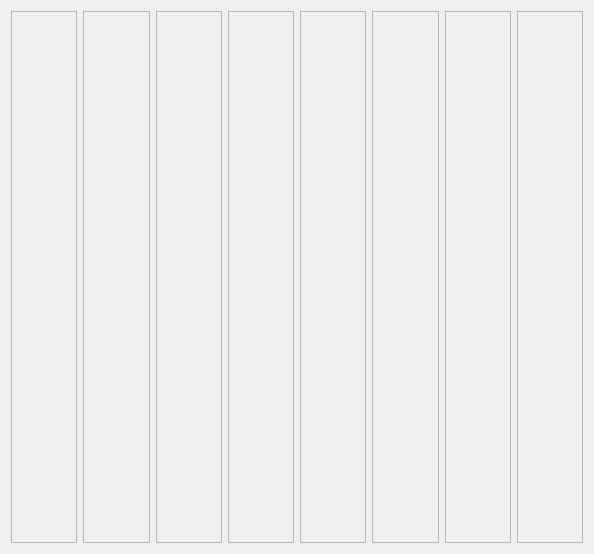
First picture: the form in freqlevels.ui, repository Megavolos/gerz, before the edit.
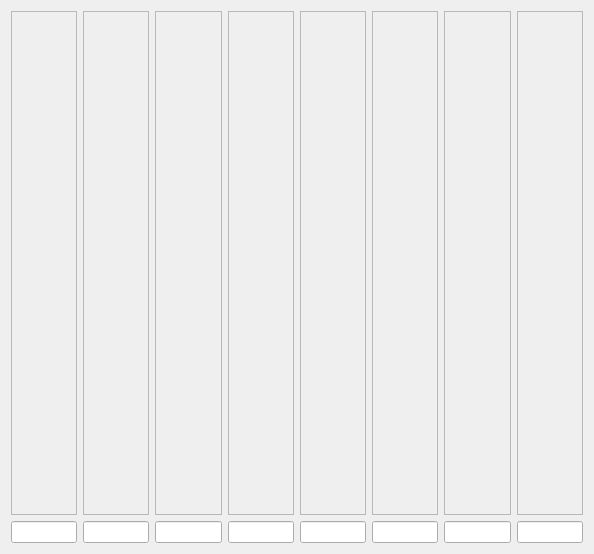
Second picture: the form after the edit.

What changed in the file:
```diff
--- a/freqlevels.ui
+++ b/freqlevels.ui
@@ -17,6 +17,9 @@
    <string>Form</string>
   </property>
   <layout class="QGridLayout" name="gridLayout">
+   <item row="1" column="0">
+    <widget class="QLineEdit" name="lineEdit_1"/>
+   </item>
    <item row="0" column="7">
     <widget class="QFrame" name="frame_7">
      <property name="frameShape">
@@ -100,6 +103,27 @@
      </property>
     </widget>
    </item>
+   <item row="1" column="2">
+    <widget class="QLineEdit" name="lineEdit_2"/>
+   </item>
+   <item row="1" column="3">
+    <widget class="QLineEdit" name="lineEdit_3"/>
+   </item>
+   <item row="1" column="4">
+    <widget class="QLineEdit" name="lineEdit_4"/>
+   </item>
+   <item row="1" column="5">
+    <widget class="QLineEdit" name="lineEdit_5"/>
+   </item>
+   <item row="1" column="6">
+    <widget class="QLineEdit" name="lineEdit_6"/>
+   </item>
+   <item row="1" column="7">
+    <widget class="QLineEdit" name="lineEdit_7"/>
+   </item>
+   <item row="1" column="8">
+    <widget class="QLineEdit" name="lineEdit_8"/>
+   </item>
   </layout>
  </widget>
  <resources/>
```
